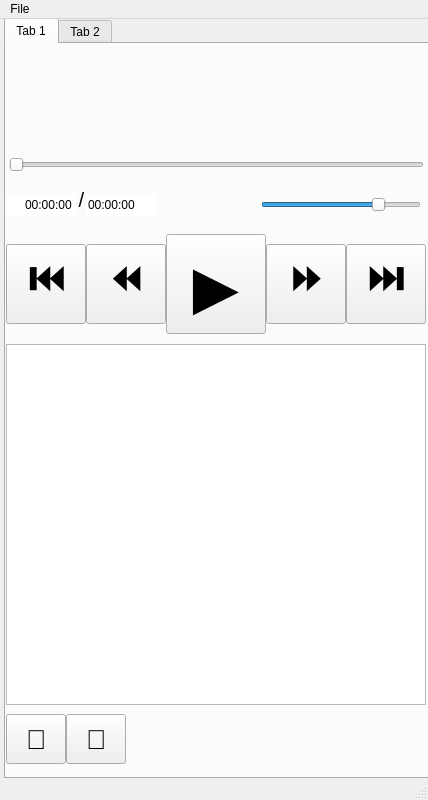
Above: untitled.ui from VanoCry/pyqt before the change. Below: the same form after it.
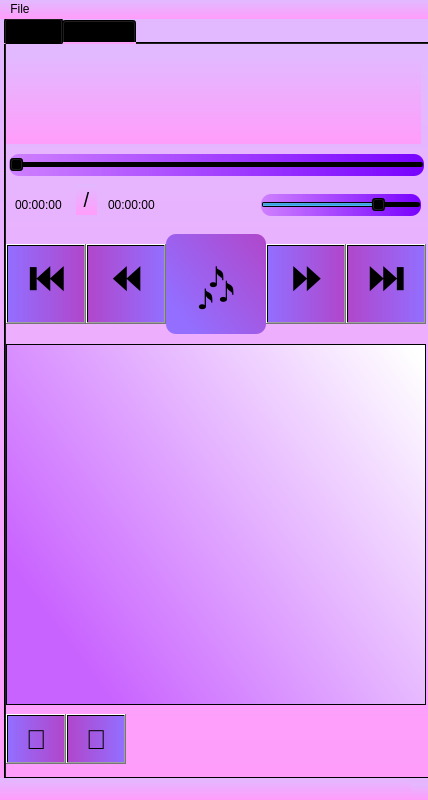
That is the form after the change. The open tabs and pages were chosen to show the change.

Commit message:
main interface
-add experimental interface

Patch:
```diff
--- a/untitled.ui
+++ b/untitled.ui
@@ -11,7 +11,10 @@
    </rect>
   </property>
   <property name="windowTitle">
-   <string>MainWindow</string>
+   <string>CryptoPyPlayer</string>
+  </property>
+  <property name="styleSheet">
+   <string notr="true">background-color: qlineargradient(spread:pad, x1:1, y1:1, x2:1, y2:0.0227273, stop:0 rgb(255, 157, 251), stop:1 rgb(226, 185, 255))</string>
   </property>
   <widget class="QWidget" name="centralwidget">
    <widget class="QTabWidget" name="tabWidget">
@@ -23,12 +26,15 @@
       <height>761</height>
      </rect>
     </property>
+    <property name="styleSheet">
+     <string notr="true"/>
+    </property>
     <property name="currentIndex">
      <number>0</number>
     </property>
     <widget class="QWidget" name="tab">
      <attribute name="title">
-      <string>Tab 1</string>
+      <string>Player</string>
      </attribute>
      <widget class="QPushButton" name="pushButton_next">
       <property name="geometry">
@@ -47,6 +53,9 @@
         <bold>true</bold>
        </font>
       </property>
+      <property name="styleSheet">
+       <string notr="true">background-color:qlineargradient(spread:pad, x1:0, y1:0, x2:1, y2:0, stop:0 rgba(176, 71, 203, 255), stop:1 rgba(147, 110, 255, 255))</string>
+      </property>
       <property name="text">
        <string>⏭️</string>
       </property>
@@ -68,6 +77,9 @@
         <bold>true</bold>
        </font>
       </property>
+      <property name="styleSheet">
+       <string notr="true">background-color:qlineargradient(spread:pad, x1:0, y1:0, x2:1, y2:0, stop:0 rgba(176, 71, 203, 255), stop:1 rgba(147, 110, 255, 255))</string>
+      </property>
       <property name="text">
        <string>⏪</string>
       </property>
@@ -89,8 +101,13 @@
         <bold>true</bold>
        </font>
       </property>
+      <property name="styleSheet">
+       <string notr="true">background-color:qlineargradient(spread:pad, x1:0.0746269, y1:0.722, x2:1, y2:0, stop:0 rgba(147, 110, 255, 255), stop:1 rgba(176, 71, 203, 255));
+border-radius: 10px
+</string>
+      </property>
       <property name="text">
-       <string>▶️</string>
+       <string>🎶</string>
       </property>
      </widget>
      <widget class="QPushButton" name="pushButton_next5sec">
@@ -110,6 +127,9 @@
         <bold>true</bold>
        </font>
       </property>
+      <property name="styleSheet">
+       <string notr="true">background-color:qlineargradient(spread:pad, x1:0, y1:0, x2:1, y2:0, stop:0 rgba(147, 110, 255, 255), stop:1 rgba(176, 71, 203, 255))</string>
+      </property>
       <property name="text">
        <string>⏩</string>
       </property>
@@ -131,6 +151,9 @@
         <bold>true</bold>
        </font>
       </property>
+      <property name="styleSheet">
+       <string notr="true">background-color:qlineargradient(spread:pad, x1:0, y1:0, x2:1, y2:0, stop:0 rgba(147, 110, 255, 255), stop:1 rgba(176, 71, 203, 255))</string>
+      </property>
       <property name="text">
        <string>⏮️</string>
       </property>
@@ -150,6 +173,10 @@
         <height>10</height>
        </size>
       </property>
+      <property name="styleSheet">
+       <string notr="true">background-color:qlineargradient(spread:pad, x1:0, y1:0, x2:1, y2:0, stop:0 rgba(207, 128, 255), stop:1 rgb(120, 2, 255));
+ border-radius: 10px; </string>
+      </property>
       <property name="orientation">
        <enum>Qt::Horizontal</enum>
       </property>
@@ -157,7 +184,7 @@
      <widget class="QTimeEdit" name="timeEdit_1">
       <property name="geometry">
        <rect>
-        <x>0</x>
+        <x>-10</x>
         <y>150</y>
         <width>70</width>
         <height>22</height>
@@ -179,7 +206,7 @@
      <widget class="QTimeEdit" name="timeEdit_2">
       <property name="geometry">
        <rect>
-        <x>80</x>
+        <x>100</x>
         <y>150</y>
         <width>70</width>
         <height>22</height>
@@ -198,7 +225,7 @@
      <widget class="QLabel" name="label">
       <property name="geometry">
        <rect>
-        <x>65</x>
+        <x>70</x>
         <y>140</y>
         <width>21</width>
         <height>31</height>
@@ -225,6 +252,10 @@
         <height>22</height>
        </rect>
       </property>
+      <property name="styleSheet">
+       <string notr="true">background-color:qlineargradient(spread:pad, x1:0, y1:0, x2:1, y2:0, stop:0 rgba(207, 128, 255), stop:1 rgb(120, 2, 255));
+ border-radius: 10px; </string>
+      </property>
       <property name="value">
        <number>75</number>
       </property>
@@ -246,6 +277,9 @@
         <pointsize>20</pointsize>
        </font>
       </property>
+      <property name="styleSheet">
+       <string notr="true">background-color:qlineargradient(spread:pad, x1:0, y1:0, x2:1, y2:0, stop:0 rgba(147, 110, 255, 255), stop:1 rgba(176, 71, 203, 255))</string>
+      </property>
       <property name="text">
        <string>🔁</string>
       </property>
@@ -264,6 +298,9 @@
         <pointsize>20</pointsize>
        </font>
       </property>
+      <property name="styleSheet">
+       <string notr="true">background-color:qlineargradient(spread:pad, x1:0, y1:0, x2:1, y2:0, stop:0 rgba(176, 71, 203, 255), stop:1 rgba(147, 110, 255, 255))</string>
+      </property>
       <property name="text">
        <string>🔀</string>
       </property>
@@ -277,6 +314,9 @@
         <height>361</height>
        </rect>
       </property>
+      <property name="styleSheet">
+       <string notr="true">background-color:qlineargradient(spread:pad, x1:0.0199005, y1:0.625, x2:1, y2:0, stop:0 rgba(201, 99, 255, 255), stop:0.970149 rgba(255, 255, 255, 255))</string>
+      </property>
      </widget>
      <widget class="QWidget" name="widget_visual" native="true">
       <property name="geometry">
@@ -291,7 +331,7 @@
     </widget>
     <widget class="QWidget" name="tab_2">
      <attribute name="title">
-      <string>Tab 2</string>
+      <string>Equalizer</string>
      </attribute>
      <widget class="QPushButton" name="pushButton_mono">
       <property name="geometry">
```
Left out of the diff: 8 changed lines with no effect on the pictures. The commit also changes 3 other files.
